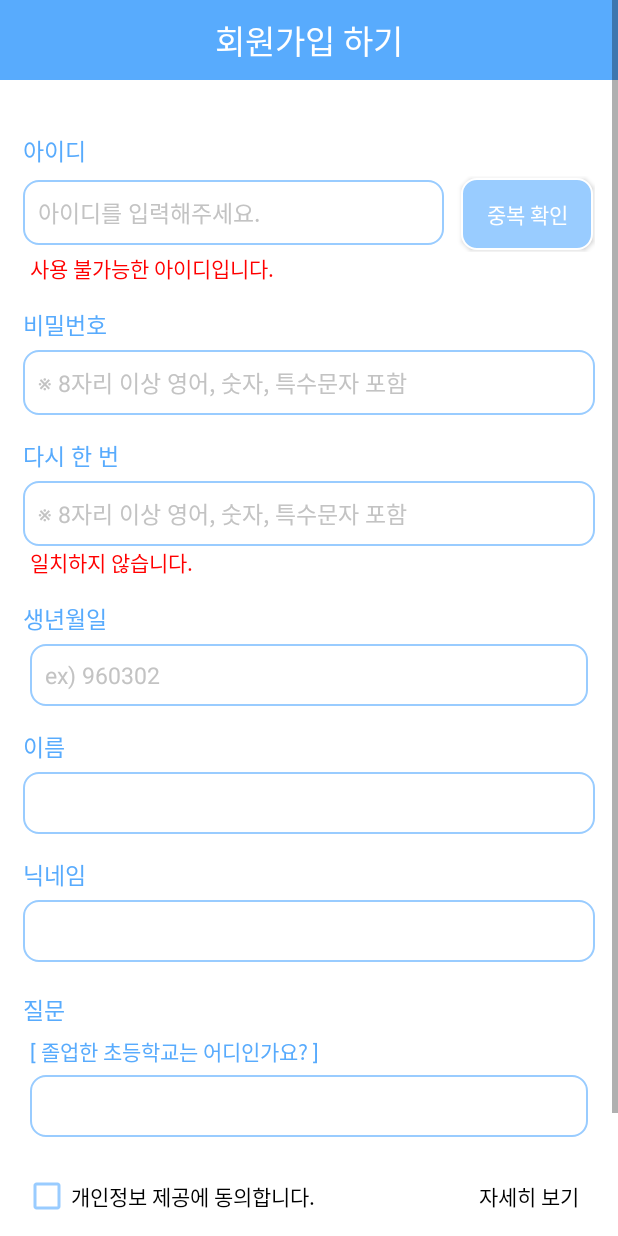
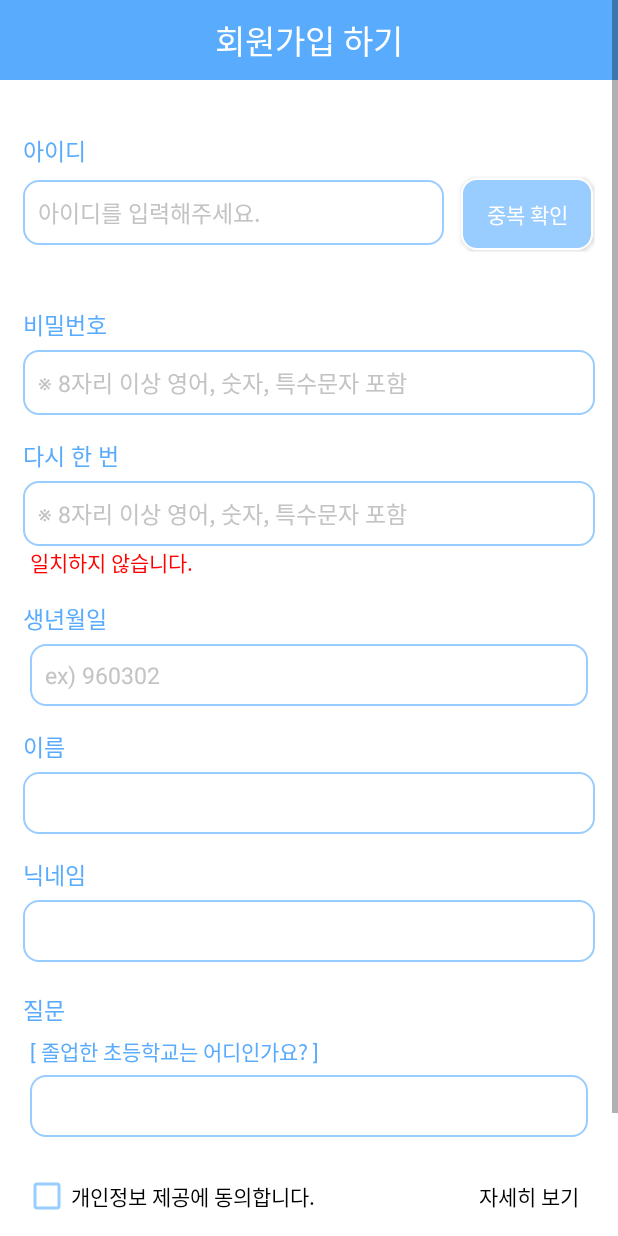
Before and after one commit to minGom0302/AccountBook, an Android app: the SignUpActivity screen opened directly, with no data from a screen before it, on a phone screen of 412 x 824 dp. Run offline under Robolectric (Android 15) with nearby library versions, the phone set to English and light mode, and no system bars; our stand-ins replace data binding; 1 statement that could not run was skipped.

Commit message:
0602_add modify function (signupActivity_duplicationTv)

```diff
--- a/app/src/main/java/development/app/accountbook/activity/SignUpActivity.java
+++ b/app/src/main/java/development/app/accountbook/activity/SignUpActivity.java
@@ -12,6 +12,7 @@ import android.graphics.Color;
 import android.os.Bundle;
 import android.text.Editable;
 import android.text.TextWatcher;
+import android.view.View;
 import android.view.inputmethod.InputMethodManager;
 import android.widget.Toast;
 
@@ -69,8 +70,10 @@ public class SignUpActivity extends AppCompatActivity {
         userModel.getUserInfo().observe(this, userInfoDTO -> {
             loading.dismiss();
             if(userInfoDTO == null) {
+                binding.signupIdDuplicationTv.setVisibility(View.INVISIBLE);
                 showDialog(0, "해당 아이디를 사용하시겠습니까?", "예");
             } else {
+                binding.signupIdDuplicationTv.setVisibility(View.VISIBLE);
                 showDialog(99, "중복된 아이디입니다.", "확인");
             }
         });
@@ -155,6 +158,7 @@ public class SignUpActivity extends AppCompatActivity {
                 idIsUse = true;
                 binding.signupIdEt.setEnabled(false);
                 binding.signupDuplicationBtn.setEnabled(false);
+                binding.signupIdDuplicationTv.setVisibility(View.VISIBLE);
                 binding.signupIdDuplicationTv.setText(R.string.text23);
                 binding.signupIdDuplicationTv.setTextColor(ContextCompat.getColor(getApplicationContext(), R.color.blue01));
             } else if(cnd == 1) {
--- a/app/src/main/res/layout/activity_signup.xml
+++ b/app/src/main/res/layout/activity_signup.xml
@@ -72,7 +72,8 @@
                 android:layout_marginHorizontal="20dp"
                 android:layout_marginBottom="15dp"
                 android:text="@string/text22"
-                android:textColor="@color/red01"/>
+                android:textColor="@color/red01"
+                android:visibility="invisible"/>
 
             <TextView
                 android:layout_width="match_parent"
```
